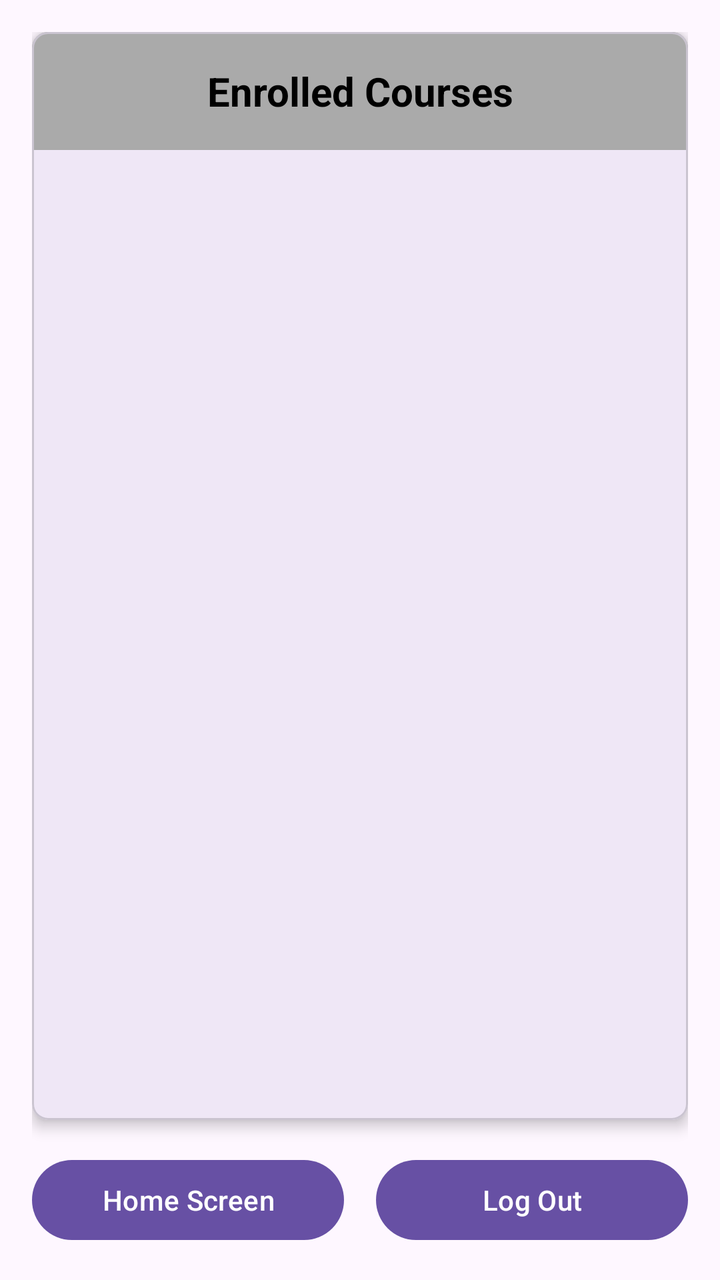
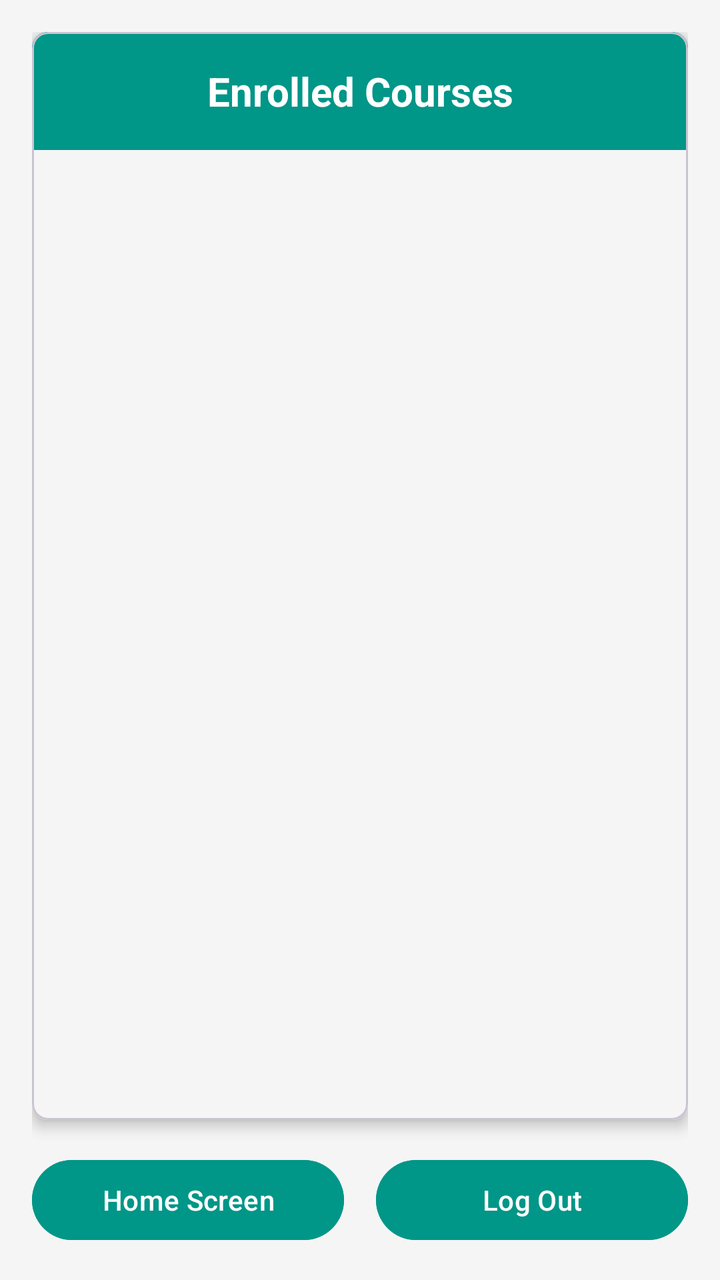

An Android layout rendered at two revisions. The XML below is the earlier revision; the diff shows what the commit changed to produce the second picture.
<!-- AndroidManifest.xml: application theme Theme.Studybuddy3 -->
<!-- res/layout/activity_post_login.xml -->
<?xml version="1.0" encoding="utf-8"?>
<androidx.constraintlayout.widget.ConstraintLayout xmlns:android="http://schemas.android.com/apk/res/android"
    xmlns:app="http://schemas.android.com/apk/res-auto"
    android:layout_width="match_parent"
    android:layout_height="match_parent"
    android:padding="16dp">

    <com.google.android.material.card.MaterialCardView
        android:id="@+id/coursesCard"
        android:layout_width="match_parent"
        android:layout_height="0dp"
        android:layout_marginBottom="16dp"
        app:cardCornerRadius="8dp"
        app:cardElevation="4dp"
        app:layout_constraintTop_toTopOf="parent"
        app:layout_constraintBottom_toTopOf="@id/buttonLayout">

        <LinearLayout
            android:layout_width="match_parent"
            android:layout_height="match_parent"
            android:orientation="vertical">

            <TextView
                android:layout_width="match_parent"
                android:layout_height="wrap_content"
                android:background="@android:color/darker_gray"
                android:padding="16dp"
                android:text="Enrolled Courses"
                android:textAlignment="center"
                android:textColor="@android:color/black"
                android:textSize="20sp"
                android:textStyle="bold" />

            <androidx.recyclerview.widget.RecyclerView
                android:id="@+id/coursesRecyclerView"
                android:layout_width="match_parent"
                android:layout_height="match_parent"
                android:padding="8dp" />

        </LinearLayout>

    </com.google.android.material.card.MaterialCardView>

    <LinearLayout
        android:id="@+id/buttonLayout"
        android:layout_width="match_parent"
        android:layout_height="wrap_content"
        android:orientation="horizontal"
        android:weightSum="2"
        app:layout_constraintBottom_toBottomOf="parent">

        <com.google.android.material.button.MaterialButton
            android:id="@+id/homeButton"
            android:layout_width="0dp"
            android:layout_height="wrap_content"
            android:layout_weight="1"
            android:layout_marginEnd="8dp"
            android:text="Home Screen" />

        <com.google.android.material.button.MaterialButton
            android:id="@+id/logoutButton"
            android:layout_width="0dp"
            android:layout_height="wrap_content"
            android:layout_weight="1"
            android:layout_marginStart="8dp"
            android:text="Log Out" />

    </LinearLayout>

</androidx.constraintlayout.widget.ConstraintLayout>
<!-- resources referenced by this layout -->
<resources>
  <style name="Theme.Studybuddy3" parent="Base.Theme.Studybuddy3" />
  <style name="Base.Theme.Studybuddy3" parent="Theme.Material3.DayNight.NoActionBar">
          
          
      </style>
</resources>

<!-- the commit's change to res/layout/activity_post_login.xml (unified diff, before → after) -->
@@ -3,7 +3,8 @@
     xmlns:app="http://schemas.android.com/apk/res-auto"
     android:layout_width="match_parent"
     android:layout_height="match_parent"
-    android:padding="16dp">
+    android:padding="16dp"
+    android:background="@color/background_color">
 
     <com.google.android.material.card.MaterialCardView
         android:id="@+id/coursesCard"
@@ -12,6 +13,7 @@
         android:layout_marginBottom="16dp"
         app:cardCornerRadius="8dp"
         app:cardElevation="4dp"
+        app:cardBackgroundColor="@color/primary_color"
         app:layout_constraintTop_toTopOf="parent"
         app:layout_constraintBottom_toTopOf="@id/buttonLayout">
 
@@ -23,11 +25,11 @@
             <TextView
                 android:layout_width="match_parent"
                 android:layout_height="wrap_content"
-                android:background="@android:color/darker_gray"
+                android:background="@color/secondary_color"
                 android:padding="16dp"
                 android:text="Enrolled Courses"
                 android:textAlignment="center"
-                android:textColor="@android:color/black"
+                android:textColor="@android:color/white"
                 android:textSize="20sp"
                 android:textStyle="bold" />
 
@@ -35,7 +37,8 @@
                 android:id="@+id/coursesRecyclerView"
                 android:layout_width="match_parent"
                 android:layout_height="match_parent"
-                android:padding="8dp" />
+                android:padding="8dp"
+                android:background="@color/background_color" />
 
         </LinearLayout>
 
@@ -55,7 +58,9 @@
             android:layout_height="wrap_content"
             android:layout_weight="1"
             android:layout_marginEnd="8dp"
-            android:text="Home Screen" />
+            android:text="Home Screen"
+            android:backgroundTint="@color/secondary_color"
+            android:textColor="@android:color/white" />
 
         <com.google.android.material.button.MaterialButton
             android:id="@+id/logoutButton"
@@ -63,7 +68,9 @@
             android:layout_height="wrap_content"
             android:layout_weight="1"
             android:layout_marginStart="8dp"
-            android:text="Log Out" />
+            android:text="Log Out"
+            android:backgroundTint="@color/secondary_color"
+            android:textColor="@android:color/white" />
 
     </LinearLayout>
 
<!-- resource entries referenced after the edit -->
@@ -1,5 +1,8 @@
 <!-- resources referenced by this layout -->
 <resources>
+  <color name="background_color">#F5F5F5</color>
+  <color name="primary_color">#A9AC7EEF</color>
+  <color name="secondary_color">#009688</color>
   <style name="Theme.Studybuddy3" parent="Base.Theme.Studybuddy3" />
   <style name="Base.Theme.Studybuddy3" parent="Theme.Material3.DayNight.NoActionBar">
           
